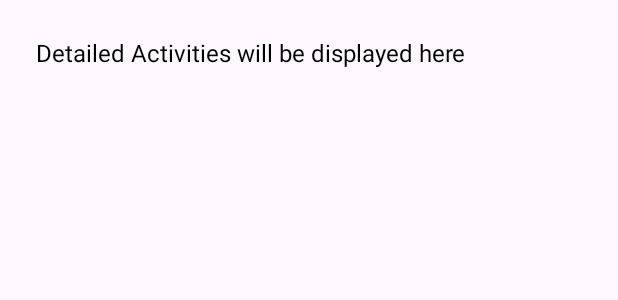
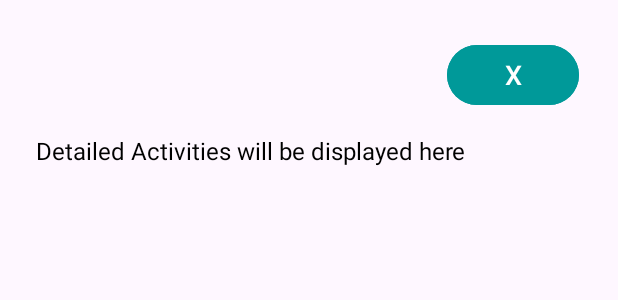
Before and after one commit to KaenKaslana/CSCB07-Software-Design-Project, an Android app: the layout activity_detailed_activity_list.xml on its own in the app's theme, with its tools: preview values and no code run, on a phone screen of 412 x 824 dp. Shown: the top 300 px of the screen. Run offline under Robolectric (Android 15) with nearby library versions, the phone set to English and light mode, and no system bars.

```diff
--- a/ProjectStarter/app/src/main/java/com/example/myapplication/EmissionDisplayActivity.java
+++ b/ProjectStarter/app/src/main/java/com/example/myapplication/EmissionDisplayActivity.java
@@ -46,6 +46,7 @@ public class EmissionDisplayActivity extends AppCompatActivity {
         btnDetailedActivityList = findViewById(R.id.btnDetailedActivityList);
         btnInputActivities = findViewById(R.id.btnInputActivities);
         Button calendarButton = findViewById(R.id.calendarButton);
+
 
 
         // If no date is passed, default to the current date
--- /dev/null
+++ b/ProjectStarter/app/src/main/res/drawable/fade_to_white.xml
@@ -0,0 +1,6 @@
+<shape xmlns:android="http://schemas.android.com/apk/res/android">
+    <gradient
+        android:startColor="#FFFFFFFF"
+        android:endColor="#00FFFFFF"
+        android:angle="270" />
+</shape>
--- a/ProjectStarter/app/src/main/res/layout/activity_detailed_activity_list.xml
+++ b/ProjectStarter/app/src/main/res/layout/activity_detailed_activity_list.xml
@@ -1,16 +1,29 @@
-<?xml version="1.0" encoding="utf-8"?>
 <RelativeLayout xmlns:android="http://schemas.android.com/apk/res/android"
     android:layout_width="match_parent"
     android:layout_height="match_parent"
+    xmlns:app="http://schemas.android.com/apk/res-auto"
     android:padding="16dp">
 
     <TextView
         android:id="@+id/tvDetailedActivityList"
         android:layout_width="match_parent"
         android:layout_height="wrap_content"
+        android:layout_marginTop="65dp"
         android:text="Detailed Activities will be displayed here"
         android:textSize="16sp"
         android:textColor="#000000"
         android:padding="8dp" />
 
+    <com.google.android.material.button.MaterialButton
+        android:id="@+id/closeButton"
+        android:layout_width="wrap_content"
+        android:layout_height="wrap_content"
+        android:text="X"
+        android:layout_margin="10dp"
+        android:textSize="18sp"
+        android:textColor="#FFFFFF"
+        android:backgroundTint="#009999"
+        app:cornerRadius="20dp"
+        android:layout_alignParentTop="true"
+        android:layout_alignParentEnd="true" />
 </RelativeLayout>
--- /dev/null
+++ b/ProjectStarter/app/src/main/res/values/styles.xml
@@ -0,0 +1,5 @@
+<resources>
+    <style name="CustomCalendarView">
+        <item name="colorAccent">#009999</item>
+    </style>
+</resources>
```
Also changed, not shown: ProjectStarter/app/src/main/java/com/example/myapplication/DetailedActivityListActivity.java (+11 -0 lines), ProjectStarter/app/src/main/res/layout/activity_calendar_ui.xml (+30 -11 lines), 1 other file.
